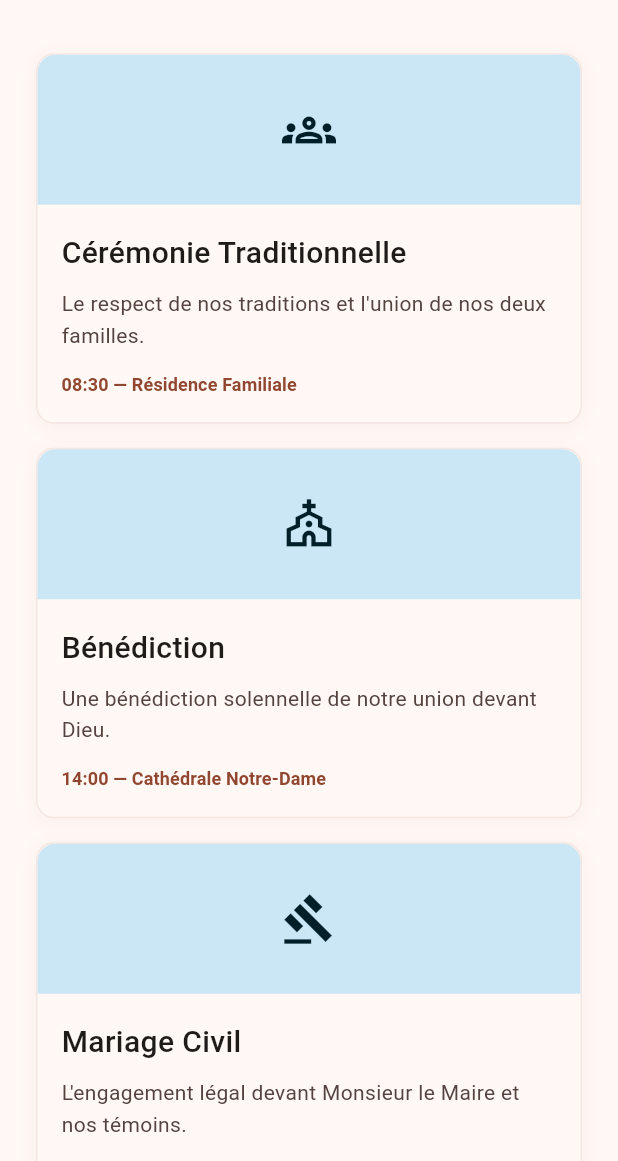
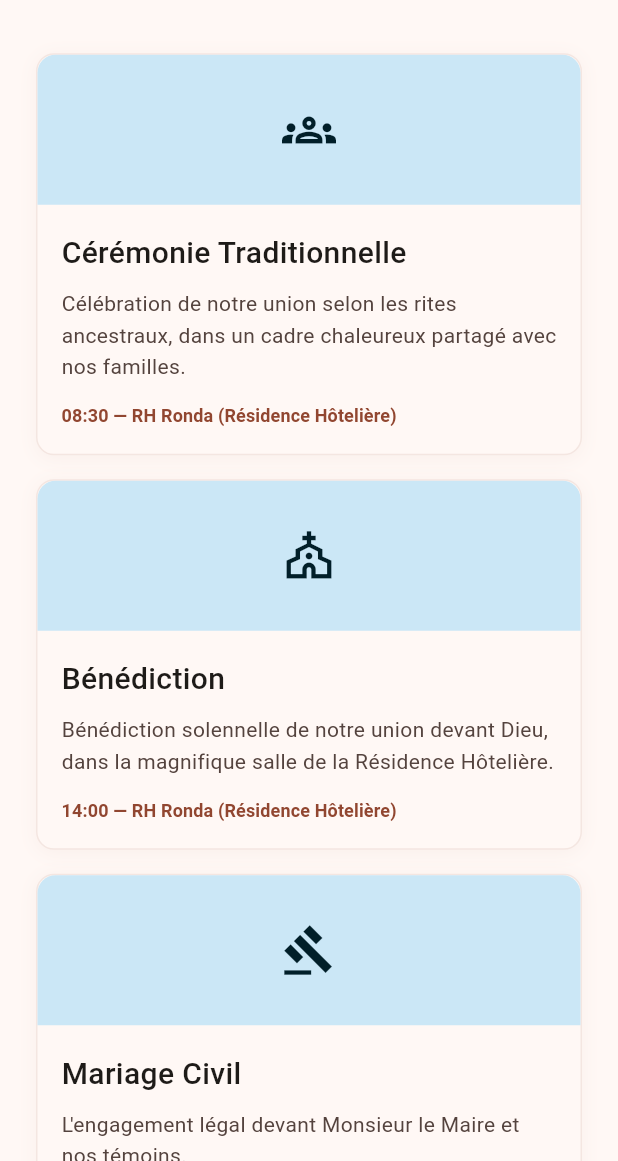
Before and after one commit to Soll6/mariage_pasteur, a Flutter app: the HomeScreen screen opened by its route, scrolled down 1152 dp, on a phone screen of 412 x 824 dp, the part 75-1236 px from its top. Run offline on Flutter 3.47's test engine with Material 3 defaults, Android fonts, the phone set to English and light mode, and no system bars; our stand-ins replace fl_chart, flutter_map, image_picker, latlong2, supabase_flutter; missing offline and left inert: model_viewer_plus; accounts and stored records are empty; network calls fail; Roboto replaces fonts that are missing (NotoSerif).

Commit message:
feat: unify ceremony locations to RH Ronda and add dinner event
- Cérémonie Traditionnelle (08:30) and Bénédiction (14:00) now at RH Ronda
- Add Dîner (20h) at RH Ronda with restaurant icon
- Update timeline descriptions to reflect new venue
- Update practical info: parking at RH Ronda, airport shuttles
- Recenter carte_screen map on RH Ronda coordinates
- Add restaurant icon support to all 3 screens

```diff
--- a/lib/models/wedding_data_source.dart
+++ b/lib/models/wedding_data_source.dart
@@ -12,21 +12,21 @@ class WeddingData {
   static const List<Ceremony> ceremonies = [
     Ceremony(
       title: 'Cérémonie Traditionnelle',
-      description: 'Le respect de nos traditions et l\'union de nos deux familles.',
+      description: 'Célébration de notre union selon les rites ancestraux, dans un cadre chaleureux partagé avec nos familles.',
       time: '08:30',
-      location: 'Résidence Familiale',
+      location: 'RH Ronda (Résidence Hôtelière)',
       icon: 'groups',
-      latitude: 0.3900,
-      longitude: 9.4600,
+      latitude: 0.4630312692460624,
+      longitude: 9.436918339513689,
     ),
     Ceremony(
       title: 'Bénédiction',
-      description: 'Une bénédiction solennelle de notre union devant Dieu.',
+      description: 'Bénédiction solennelle de notre union devant Dieu, dans la magnifique salle de la Résidence Hôtelière.',
       time: '14:00',
-      location: 'Cathédrale Notre-Dame',
+      location: 'RH Ronda (Résidence Hôtelière)',
       icon: 'church',
-      latitude: 0.3924,
-      longitude: 9.4536,
+      latitude: 0.4630312692460624,
+      longitude: 9.436918339513689,
     ),
     Ceremony(
       title: 'Mariage Civil',
@@ -37,22 +37,31 @@ class WeddingData {
       latitude: 0.49554166723996285,
       longitude: 9.393235409060534,
     ),
+    Ceremony(
+      title: 'Dîner',
+      description: 'Un dîner festif pour célébrer notre union en compagnie de nos proches, dans un cadre élégant et chaleureux.',
+      time: '20:00',
+      location: 'RH Ronda (Résidence Hôtelière)',
+      icon: 'restaurant',
+      latitude: 0.4630312692460624,
+      longitude: 9.436918339513689,
+    ),
   ];
 
   static const List<TimelineEvent> timeline = [
     TimelineEvent(
       title: 'Cérémonie Traditionnelle',
-      description: 'L\'union de nos deux familles selon nos rites ancestraux. Un voyage au cœur de nos racines, bercé par les chants, les présents et la sagesse des anciens.',
+      description: 'Célébration de notre union selon les rites ancestraux. Un voyage au cœur de nos racines, dans un cadre chaleureux partagé avec nos familles et les plus anciens.',
       time: '08:30',
-      location: 'Résidence Familiale, Quartier Louis',
+      location: 'RH Ronda (Résidence Hôtelière)',
       icon: 'groups',
       imageUrl: 'assets/images/tradition.jpg',
     ),
     TimelineEvent(
       title: 'Bénédiction',
-      description: 'La bénédiction de notre union devant Dieu. Un moment de spiritualité intense et de partage musical sous les voûtes de la cathédrale.',
+      description: 'Bénédiction solennelle de notre union devant Dieu. Un moment de spiritualité intense et de partage dans la magnifique salle de la Résidence Hôtelière.',
       time: '14:00',
-      location: 'Cathédrale Notre-Dame, Libreville',
+      location: 'RH Ronda (Résidence Hôtelière)',
       icon: 'church',
       imageUrl: 'https://images.unsplash.com/photo-1464366400600-7168b8af9bc3?w=800',
     ),
@@ -63,6 +72,14 @@ class WeddingData {
       location: 'Mairie d\'Akanda',
       icon: 'gavel',
       imageUrl: 'assets/images/mairie d\'Akanda.jpeg',
+    ),
+    TimelineEvent(
+      title: 'Dîner',
+      description: 'Un dîner festif pour célébrer notre union en compagnie de nos proches. Ambiance musicale, discours et partage dans un cadre élégant à la Résidence Hôtelière.',
+      time: '20:00',
+      location: 'RH Ronda (Résidence Hôtelière)',
+      icon: 'restaurant',
+      imageUrl: 'https://images.unsplash.com/photo-1519225421980-715cb0215aed?w=800',
     ),
   ];
 
@@ -97,12 +114,12 @@ class WeddingData {
     {
       'icon': 'local_parking',
       'title': 'Stationnement',
-      'description': 'Parking gratuit sécurisé disponible sur les deux sites.',
+      'description': 'Parking gratuit sécurisé disponible devant la salle RH Ronda.',
     },
     {
       'icon': 'local_taxi',
       'title': 'Navettes',
-      'description': 'Des navettes privées assureront la liaison entre la Cathédrale et le Radisson.',
+      'description': 'Des navettes privées assureront la liaison entre l\'aéroport Léon-Mba et la salle des fêtes RH Ronda.',
     },
     {
       'icon': 'hotel',
--- a/lib/screens/carte_screen.dart
+++ b/lib/screens/carte_screen.dart
@@ -120,8 +120,8 @@ class CarteScreen extends StatelessWidget {
         borderRadius: BorderRadius.circular(12),
         child: FlutterMap(
           options: MapOptions(
-            initialCenter: LatLng(0.3924, 9.4536),
-            initialZoom: 13.0,
+            initialCenter: LatLng(0.4630312692460624, 9.436918339513689),
+            initialZoom: 14.0,
           ),
           children: [
             TileLayer(
@@ -231,6 +231,8 @@ class CarteScreen extends StatelessWidget {
         return Icons.gavel_outlined;
       case 'groups':
         return Icons.groups_outlined;
+      case 'restaurant':
+        return Icons.restaurant_outlined;
       default:
         return Icons.celebration_outlined;
     }
--- a/lib/screens/home_screen.dart
+++ b/lib/screens/home_screen.dart
@@ -662,6 +662,7 @@ class _HomeScreenState extends State<HomeScreen> with TickerProviderStateMixin {
       case 'church': return Icons.church_outlined;
       case 'groups': return Icons.groups_outlined;
       case 'gavel': return Icons.gavel_outlined;
+      case 'restaurant': return Icons.restaurant_outlined;
       default: return Icons.celebration_outlined;
     }
   }
--- a/lib/screens/programme_screen.dart
+++ b/lib/screens/programme_screen.dart
@@ -90,7 +90,7 @@ class ProgrammeScreen extends StatelessWidget {
         Padding(
           padding: const EdgeInsets.symmetric(horizontal: 16),
           child: Text(
-            'Célébrons ensemble l\'amour, la tradition et notre engagement éternel sous le soleil de Libreville.',
+            'Célébrons ensemble l\'amour, la tradition et notre engagement éternel. La plupart des festivités se tiendront à la Résidence Hôtelière RH Ronda.',
             textAlign: TextAlign.center,
             style: const TextStyle(
               fontSize: 16,
@@ -288,6 +288,8 @@ class _TimelineEventCard extends StatelessWidget {
         return Icons.groups_outlined;
       case 'church':
         return Icons.church_outlined;
+      case 'restaurant':
+        return Icons.restaurant_outlined;
       default:
         return Icons.celebration_outlined;
     }
```
